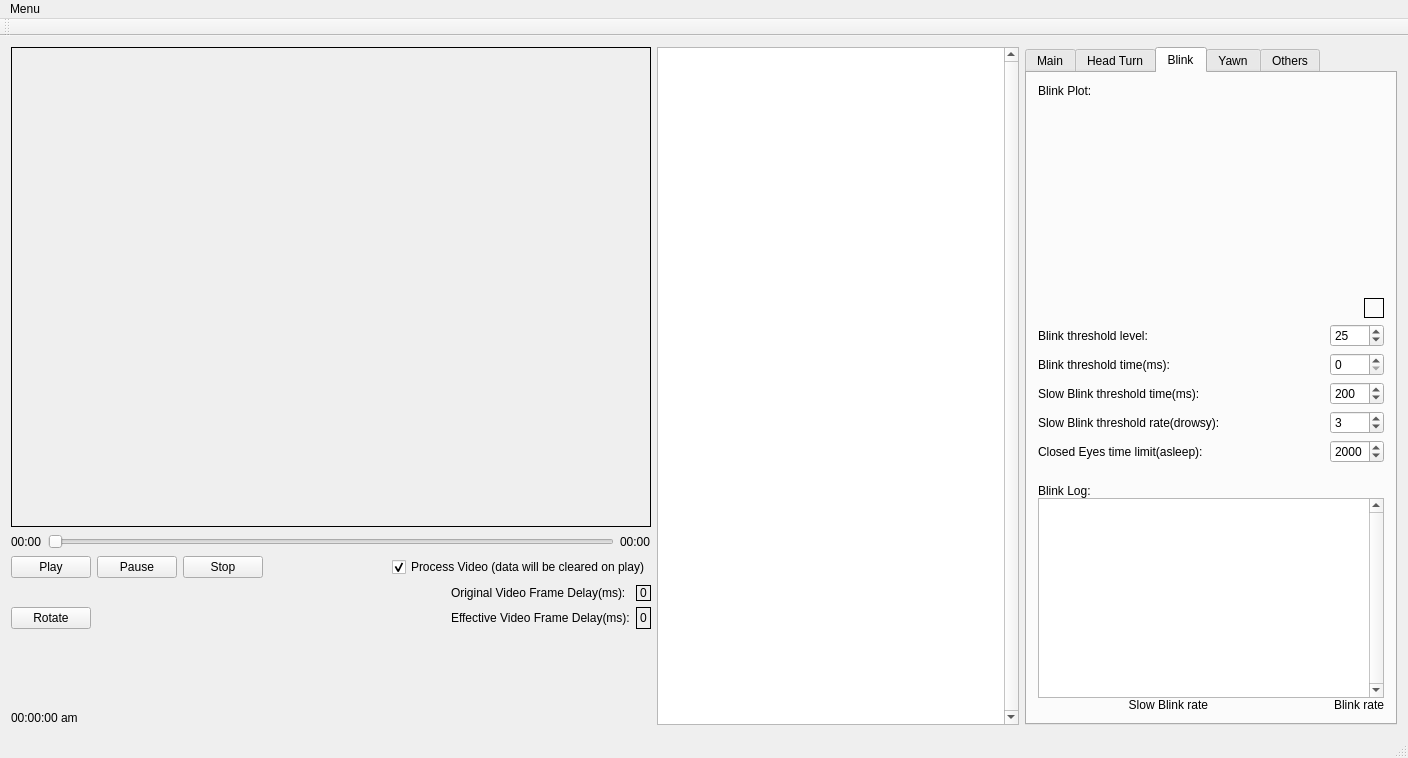
image-amazing/DriverMonitor, file mainwindow.ui: the form before one commit.
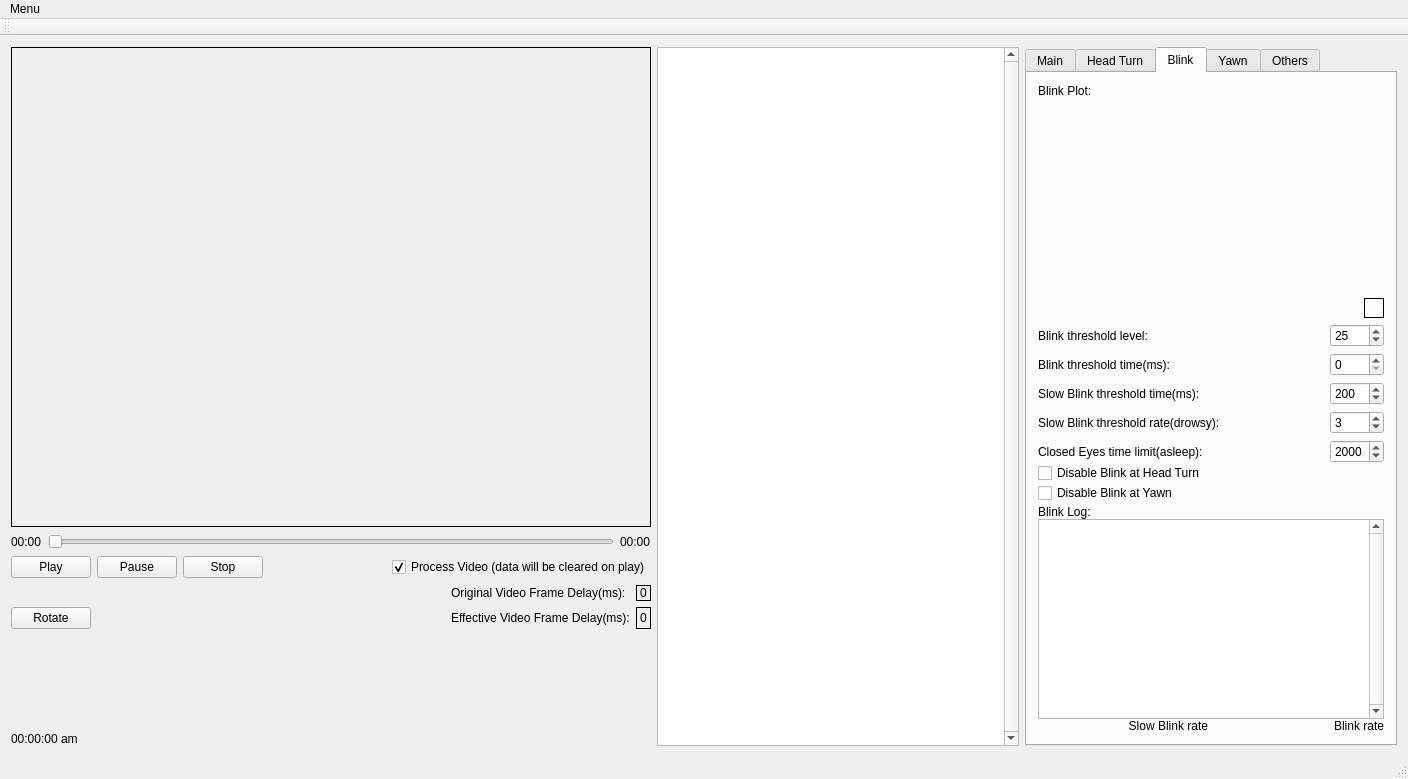
The form after the commit. The open tabs and pages were chosen to show the change. Custom widgets are drawn as their Qt base class.

Commit message: Added 'Disable Blink at Head Turn' and 'Disable Blink at Yawn'

Diff of the .ui file:
```diff
--- a/mainwindow.ui
+++ b/mainwindow.ui
@@ -837,7 +837,21 @@
            </layout>
           </item>
           <item>
-           <spacer name="verticalSpacer_3">
+           <widget class="QCheckBox" name="checkBox_BlinkHeadTurn">
+            <property name="text">
+             <string>Disable Blink at Head Turn</string>
+            </property>
+           </widget>
+          </item>
+          <item>
+           <widget class="QCheckBox" name="checkBox_BlinkYawn">
+            <property name="text">
+             <string>Disable Blink at Yawn</string>
+            </property>
+           </widget>
+          </item>
+          <item>
+           <spacer name="verticalSpacer_9">
             <property name="orientation">
              <enum>Qt::Vertical</enum>
             </property>
```
Left out of the diff: 76 changed lines with no effect on the pictures. The commit also changes 2 other files.
